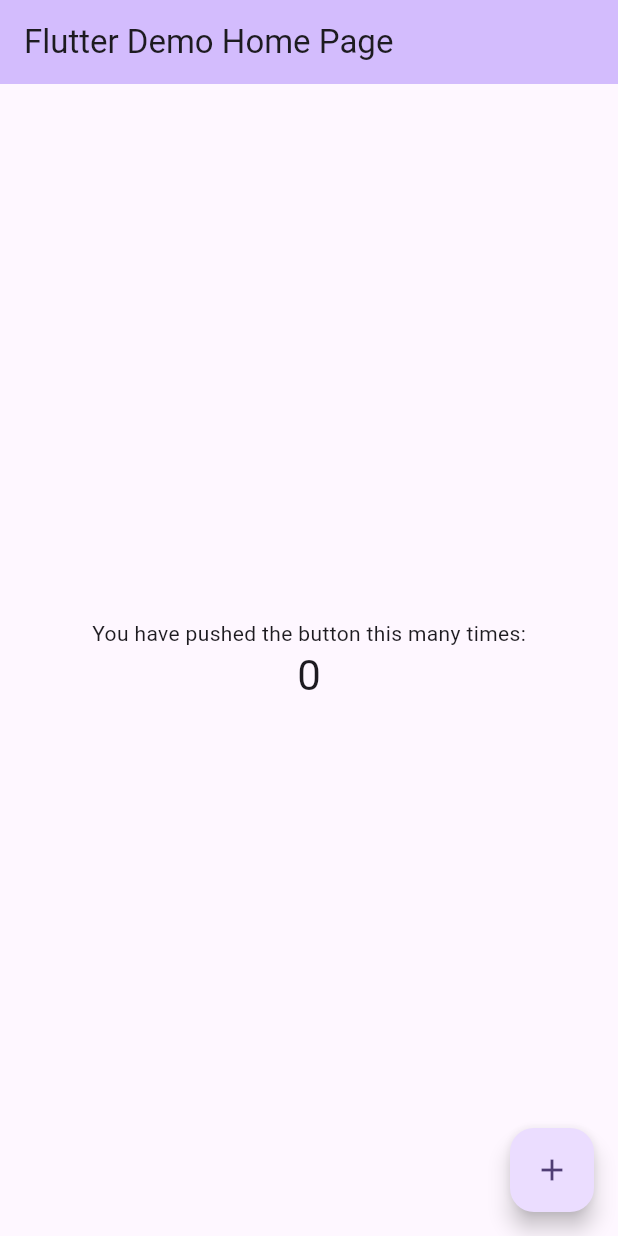
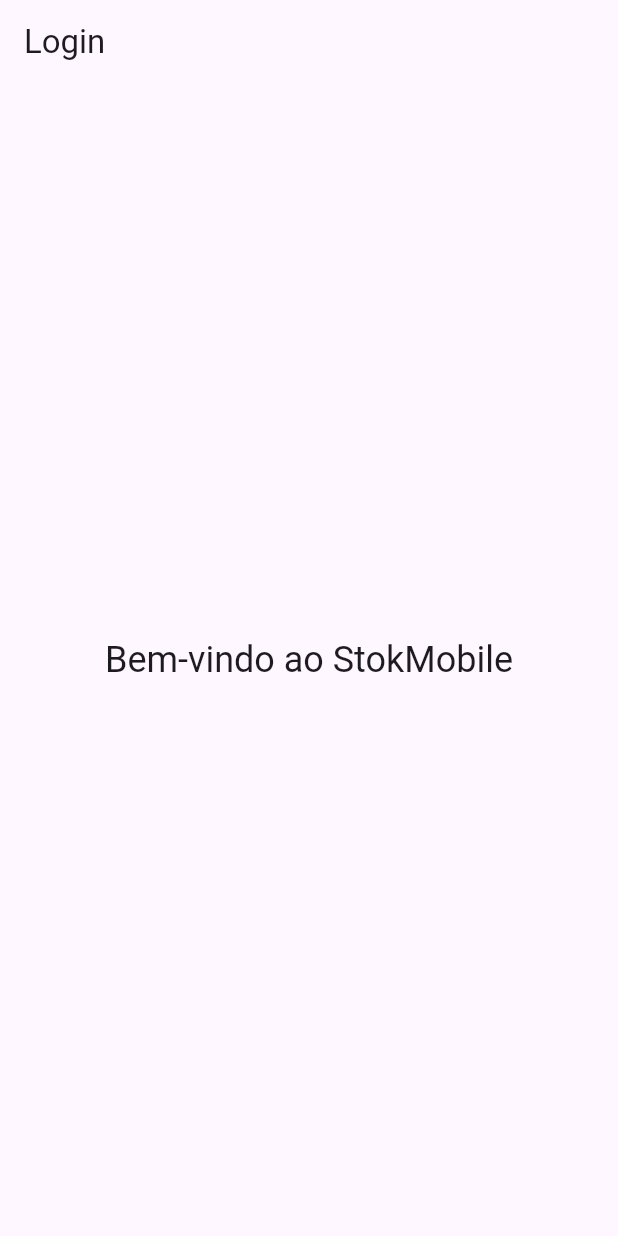
Before and after one commit to soulucianoti2026/StokMobile, a Flutter app: the screen it shows after launch, on a phone screen of 412 x 824 dp. Run offline on Flutter 3.47's test engine with Material 3 defaults, Android fonts, the phone set to English and light mode, and no system bars.

Commit message:
Nova estrutura Pastas

```diff
--- a/lib/loginpage/loginpage.dart
+++ b/lib/loginpage/loginpage.dart
@@ -0,0 +1,24 @@
+import 'package:flutter/material.dart';
+
+class LoginPage extends StatelessWidget {
+  const LoginPage({super.key});
+
+  @override
+  Widget build(BuildContext context) {
+    return Scaffold(
+      appBar: AppBar(title: const Text('Login')),
+      body: SafeArea(
+        child: Center(
+          child: Padding(
+            padding: const EdgeInsets.all(24),
+            child: Text(
+              'Bem-vindo ao StokMobile',
+              textAlign: TextAlign.center,
+              style: Theme.of(context).textTheme.headlineSmall,
+            ),
+          ),
+        ),
+      ),
+    );
+  }
+}
--- a/lib/main.dart
+++ b/lib/main.dart
@@ -1,4 +1,5 @@
 import 'package:flutter/material.dart';
+import 'routes.dart';
 
 void main() {
   runApp(const MyApp());
@@ -7,116 +8,15 @@
 class MyApp extends StatelessWidget {
   const MyApp({super.key});
 
-  // This widget is the root of your application.
   @override
   Widget build(BuildContext context) {
     return MaterialApp(
-      title: 'Flutter Demo',
+      title: 'StokMobile',
       theme: ThemeData(
-        // This is the theme of your application.
-        //
-        // TRY THIS: Try running your application with "flutter run". You'll see
-        // the application has a purple toolbar. Then, without quitting the app,
-        // try changing the seedColor in the colorScheme below to Colors.green
-        // and then invoke "hot reload" (save your changes or press the "hot
-        // reload" button in a Flutter-supported IDE, or press "r" if you used
-        // the command line to start the app).
-        //
-        // Notice that the counter didn't reset back to zero; the application
-        // state is not lost during the reload. To reset the state, use hot
-        // restart instead.
-        //
-        // This works for code too, not just values: Most code changes can be
-        // tested with just a hot reload.
-        colorScheme: .fromSeed(seedColor: Colors.deepPurple),
+        colorScheme: ColorScheme.fromSeed(seedColor: Colors.deepPurple),
       ),
-      home: const MyHomePage(title: 'Flutter Demo Home Page'),
+      initialRoute: AppRoutes.login,
+      routes: AppRoutes.routes,
     );
   }
 }
-
-class MyHomePage extends StatefulWidget {
-  const MyHomePage({super.key, required this.title});
-
-  // This widget is the home page of your application. It is stateful, meaning
-  // that it has a State object (defined below) that contains fields that affect
-  // how it looks.
-
-  // This class is the configuration for the state. It holds the values (in this
-  // case the title) provided by the parent (in this case the App widget) and
-  // used by the build method of the State. Fields in a Widget subclass are
-  // always marked "final".
-
-  final String title;
-
-  @override
-  State<MyHomePage> createState() => _MyHomePageState();
-}
-
-class _MyHomePageState extends State<MyHomePage> {
-  int _counter = 0;
-
-  void _incrementCounter() {
-    setState(() {
-      // This call to setState tells the Flutter framework that something has
-      // changed in this State, which causes it to rerun the build method below
-      // so that the display can reflect the updated values. If we changed
-      // _counter without calling setState(), then the build method would not be
-      // called again, and so nothing would appear to happen.
-      _counter++;
-    });
-  }
-
-  @override
-  Widget build(BuildContext context) {
-    // This method is rerun every time setState is called, for instance as done
-    // by the _incrementCounter method above.
-    //
-    // The Flutter framework has been optimized to make rerunning build methods
-    // fast, so that you can just rebuild anything that needs updating rather
-    // than having to individually change instances of widgets.
-    return Scaffold(
-      appBar: AppBar(
-        // TRY THIS: Try changing the color here to a specific color (to
-        // Colors.amber, perhaps?) and trigger a hot reload to see the AppBar
-        // change color while the other colors stay the same.
-        backgroundColor: Theme.of(context).colorScheme.inversePrimary,
-        // Here we take the value from the MyHomePage object that was created by
-        // the App.build method, and use it to set our appbar title.
-        title: Text(widget.title),
-      ),
-      body: Center(
-        // Center is a layout widget. It takes a single child and positions it
-        // in the middle of the parent.
-        child: Column(
-          // Column is also a layout widget. It takes a list of children and
-          // arranges them vertically. By default, it sizes itself to fit its
-          // children horizontally, and tries to be as tall as its parent.
-          //
-          // Column has various properties to control how it sizes itself and
-          // how it positions its children. Here we use mainAxisAlignment to
-          // center the children vertically; the main axis here is the vertical
-          // axis because Columns are vertical (the cross axis would be
-          // horizontal).
-          //
-          // TRY THIS: Invoke "debug painting" (choose the "Toggle Debug Paint"
-          // action in the IDE, or press "p" in the console), to see the
-          // wireframe for each widget.
-          mainAxisAlignment: .center,
-          children: [
-            const Text('You have pushed the button this many times:'),
-            Text(
-              '$_counter',
-              style: Theme.of(context).textTheme.headlineMedium,
-            ),
-          ],
-        ),
-      ),
-      floatingActionButton: FloatingActionButton(
-        onPressed: _incrementCounter,
-        tooltip: 'Increment',
-        child: const Icon(Icons.add),
-      ),
-    );
-  }
-}
--- a/lib/routes.dart
+++ b/lib/routes.dart
@@ -0,0 +1,14 @@
+import 'package:flutter/material.dart';
+
+import 'homePage/homepage.dart';
+import 'loginPage/loginpage.dart';
+
+abstract final class AppRoutes {
+  static const login = '/';
+  static const home = '/home';
+
+  static final Map<String, WidgetBuilder> routes = {
+    login: (_) => const LoginPage(),
+    home: (_) => const Homepage(),
+  };
+}
--- a/lib/shared/mocks/homepage.mock.dart
+++ b/lib/shared/mocks/homepage.mock.dart
@@ -1,4 +1,4 @@
-part of '../../homepage/homepage.dart';
+part of '../../homePage/homepage.dart';
 
 // Immutable local fixtures. Values are cents, quantities are units.
 class _Product {
```
Also changed, not shown: lib/homepage/homepage.dart (+9 -5 lines), lib/homepage/homepage_controller.dart (added, +21 -0 lines), lib/homepage/homepage_widgets.dart (added, +95 -0 lines), lib/productHistory/product_history.dart (added), lib/productManager/product_manage_page.dart (added), lib/productMovPage/product_mov_page.dart (added), lib/productPage/product_page.dart (added), pubspec.lock, 2 other files.
